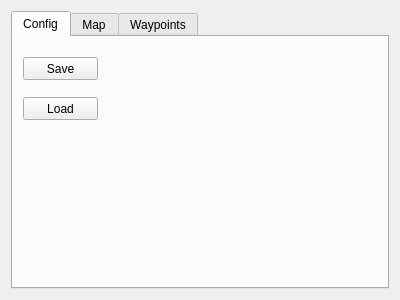
iti-luebeck/HANSE2011, file Hanse/Module_Navigation/form_navigation.ui: the form before one commit.
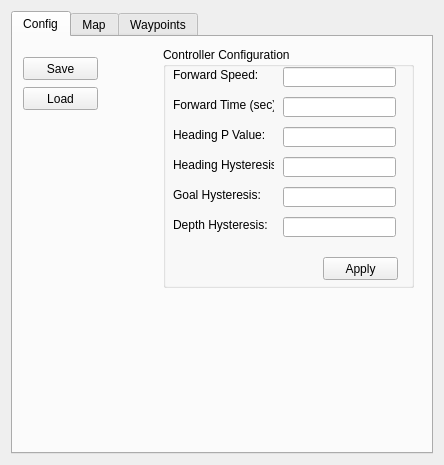
The form after the commit. The open tabs and pages were chosen to show the change. Custom widgets are drawn as their Qt base class.

Diff of the .ui file:
```diff
--- a/Hanse/Module_Navigation/form_navigation.ui
+++ b/Hanse/Module_Navigation/form_navigation.ui
@@ -6,8 +6,8 @@
    <rect>
     <x>0</x>
     <y>0</y>
-    <width>400</width>
-    <height>300</height>
+    <width>444</width>
+    <height>465</height>
    </rect>
   </property>
   <property name="windowTitle">
@@ -40,7 +40,7 @@
        <property name="geometry">
         <rect>
          <x>10</x>
-         <y>60</y>
+         <y>50</y>
          <width>75</width>
          <height>23</height>
         </rect>
@@ -49,6 +49,170 @@
         <string>Load</string>
        </property>
       </widget>
+      <widget class="QGroupBox" name="groupBox">
+       <property name="geometry">
+        <rect>
+         <x>150</x>
+         <y>10</y>
+         <width>251</width>
+         <height>241</height>
+        </rect>
+       </property>
+       <property name="title">
+        <string>Controller Configuration</string>
+       </property>
+       <widget class="QPushButton" name="applyButton">
+        <property name="geometry">
+         <rect>
+          <x>160</x>
+          <y>210</y>
+          <width>75</width>
+          <height>23</height>
+         </rect>
+        </property>
+        <property name="text">
+         <string>Apply</string>
+        </property>
+       </widget>
+       <widget class="QLineEdit" name="depthHysteresisEdit">
+        <property name="geometry">
+         <rect>
+          <x>120</x>
+          <y>170</y>
+          <width>113</width>
+          <height>20</height>
+         </rect>
+        </property>
+       </widget>
+       <widget class="QLineEdit" name="headingPEdit">
+        <property name="geometry">
+         <rect>
+          <x>120</x>
+          <y>80</y>
+          <width>113</width>
+          <height>20</height>
+         </rect>
+        </property>
+       </widget>
+       <widget class="QLabel" name="label_5">
+        <property name="geometry">
+         <rect>
+          <x>10</x>
+          <y>50</y>
+          <width>101</width>
+          <height>16</height>
+         </rect>
+        </property>
+        <property name="text">
+         <string>Forward Time (sec):</string>
+        </property>
+       </widget>
+       <widget class="QLineEdit" name="headingHysteresisEdit">
+        <property name="geometry">
+         <rect>
+          <x>120</x>
+          <y>110</y>
+          <width>113</width>
+          <height>20</height>
+         </rect>
+        </property>
+       </widget>
+       <widget class="QLabel" name="label_2">
+        <property name="geometry">
+         <rect>
+          <x>10</x>
+          <y>80</y>
+          <width>101</width>
+          <height>16</height>
+         </rect>
+        </property>
+        <property name="text">
+         <string>Heading P Value:</string>
+        </property>
+       </widget>
+       <widget class="QLineEdit" name="forwardTimeEdit">
+        <property name="geometry">
+         <rect>
+          <x>120</x>
+          <y>50</y>
+          <width>113</width>
+          <height>20</height>
+         </rect>
+        </property>
+       </widget>
+       <widget class="QLabel" name="label_4">
+        <property name="geometry">
+         <rect>
+          <x>10</x>
+          <y>140</y>
+          <width>101</width>
+          <height>16</height>
+         </rect>
+        </property>
+        <property name="text">
+         <string>Goal Hysteresis:</string>
+        </property>
+       </widget>
+       <widget class="QLineEdit" name="goalHysteresisEdit">
+        <property name="geometry">
+         <rect>
+          <x>120</x>
+          <y>140</y>
+          <width>113</width>
+          <height>20</height>
+         </rect>
+        </property>
+       </widget>
+       <widget class="QLabel" name="label_6">
+        <property name="geometry">
+         <rect>
+          <x>10</x>
+          <y>170</y>
+          <width>101</width>
+          <height>16</height>
+         </rect>
+        </property>
+        <property name="text">
+         <string>Depth Hysteresis:</string>
+        </property>
+       </widget>
+       <widget class="QLabel" name="label">
+        <property name="geometry">
+         <rect>
+          <x>10</x>
+          <y>20</y>
+          <width>101</width>
+          <height>16</height>
+         </rect>
+        </property>
+        <property name="text">
+         <string>Forward Speed:</string>
+        </property>
+       </widget>
+       <widget class="QLineEdit" name="forwardSpeedEdit">
+        <property name="geometry">
+         <rect>
+          <x>120</x>
+          <y>20</y>
+          <width>113</width>
+          <height>20</height>
+         </rect>
+        </property>
+       </widget>
+       <widget class="QLabel" name="label_3">
+        <property name="geometry">
+         <rect>
+          <x>10</x>
+          <y>110</y>
+          <width>101</width>
+          <height>16</height>
+         </rect>
+        </property>
+        <property name="text">
+         <string>Heading Hysteresis:</string>
+        </property>
+       </widget>
+      </widget>
      </widget>
      <widget class="QWidget" name="tab_2">
       <attribute name="title">
```
Left out of the diff: 26 changed lines with no effect on the pictures.
